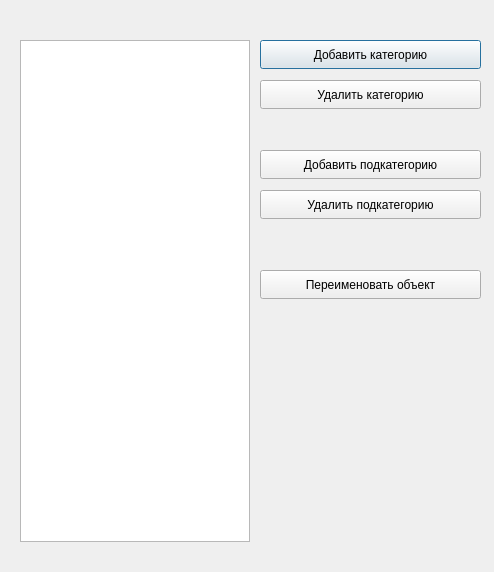
Qt form editmaterialstreewidgetdialog.ui (Keqy/Matterhorn-materials) before a commit.
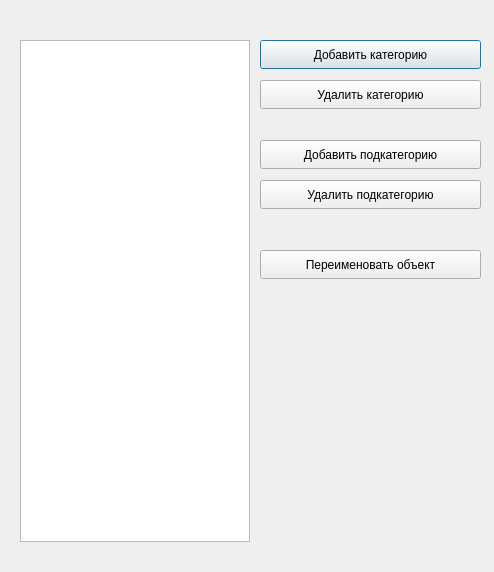
The same form after that commit. Icons and pictures are not drawn.

Patch:
```diff
--- a/editmaterialstreewidgetdialog.ui
+++ b/editmaterialstreewidgetdialog.ui
@@ -47,7 +47,7 @@
    <property name="geometry">
     <rect>
      <x>260</x>
-     <y>270</y>
+     <y>250</y>
      <width>221</width>
      <height>29</height>
     </rect>
@@ -60,7 +60,7 @@
    <property name="geometry">
     <rect>
      <x>260</x>
-     <y>150</y>
+     <y>140</y>
      <width>221</width>
      <height>29</height>
     </rect>
@@ -73,7 +73,7 @@
    <property name="geometry">
     <rect>
      <x>260</x>
-     <y>190</y>
+     <y>180</y>
      <width>221</width>
      <height>29</height>
     </rect>
```
Left out of the diff: 5 changed lines with no effect on the pictures.
